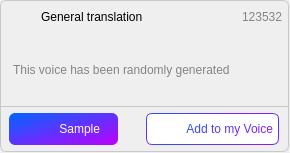
Qt form widget/Setting/SoundBot/WVoicelibWidget.ui (yechaoGitHub/AI) before a commit.
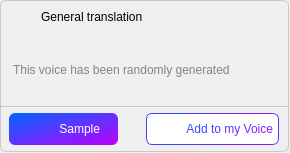
The same form after that commit. Icons and pictures are not drawn.

```diff
--- a/widget/Setting/SoundBot/WVoicelibWidget.ui
+++ b/widget/Setting/SoundBot/WVoicelibWidget.ui
@@ -317,7 +317,7 @@
                 </size>
                </property>
                <property name="text">
-                <string>123532</string>
+                <string/>
                </property>
               </widget>
              </item>
```
